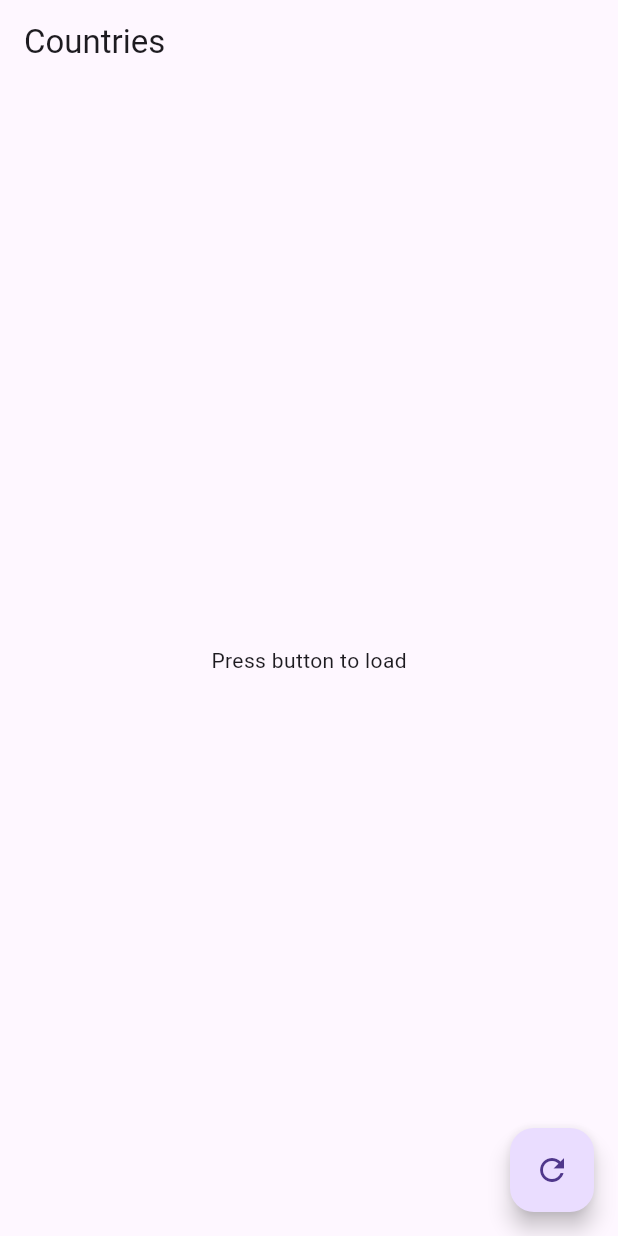
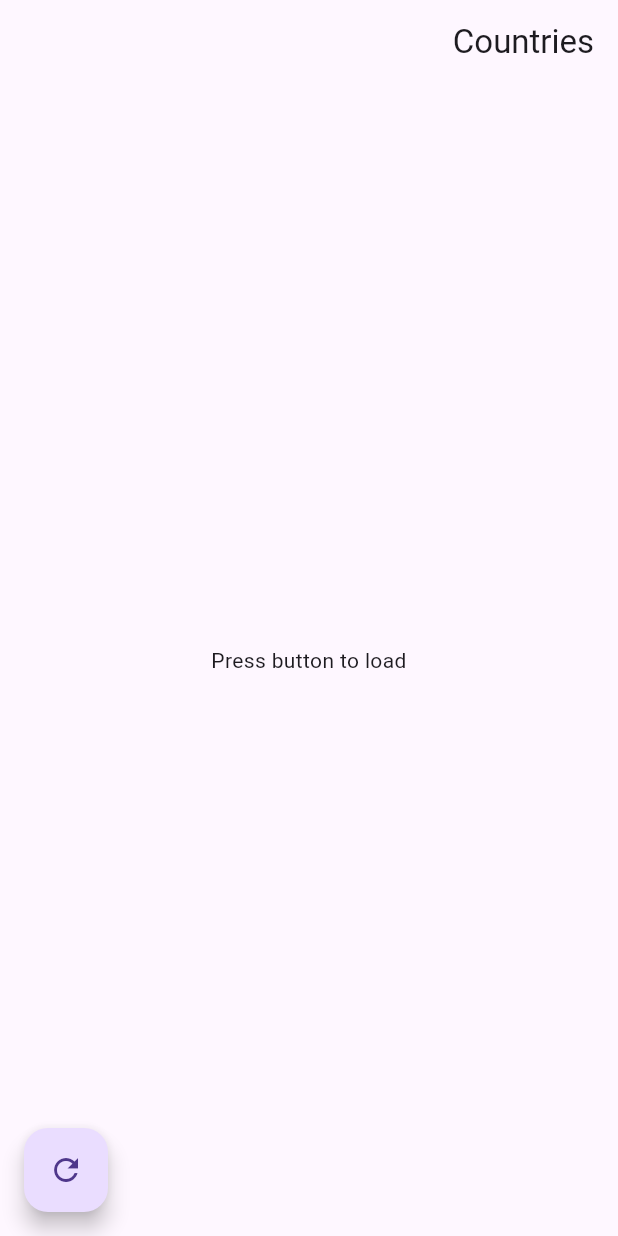
Before and after one commit to amirhosseinMirzaei/flutter-hiring-test-djy, a Flutter app: the screen it shows after launch, on a phone screen of 412 x 824 dp. Run offline on Flutter 3.47's test engine with Material 3 defaults, Android fonts, the light colour scheme and no system bars; our stand-ins replace cached_network_image, dio, flutter_bloc, freezed_annotation, shimmer; generated files the repository leaves out were written again.

Commit message:
feat(ui): make CountryListPage right-to-left (RTL)

```diff
--- a/lib/features/country/presentation/pages/country_list_page.dart
+++ b/lib/features/country/presentation/pages/country_list_page.dart
@@ -16,7 +16,9 @@ class CountryListPage extends StatelessWidget {
 
   @override
   Widget build(BuildContext context) {
-    return Scaffold(
+    return Directionality(
+      textDirection: TextDirection.rtl,
+      child: Scaffold(
         appBar: AppBar(title: const Text('Countries')),
         body: BlocProvider.value(
           value: countryBloc,
@@ -57,6 +59,7 @@ class CountryListPage extends StatelessWidget {
           },
           child: const Icon(Icons.refresh),
         ),
+      ),
     );
   }
 }
--- a/lib/main.dart
+++ b/lib/main.dart
@@ -12,5 +12,5 @@ void main() {
   final getCountries = GetCountries(countryRepository);
   final countryBloc = CountryBloc(getCountries);
 
-  runApp(MaterialApp(home: CountryListPage(countryBloc: countryBloc)));
+  runApp(MaterialApp(debugShowCheckedModeBanner: false, home: CountryListPage(countryBloc: countryBloc)));
 }
```
Lines whose indentation alone changed are shown as unchanged.
